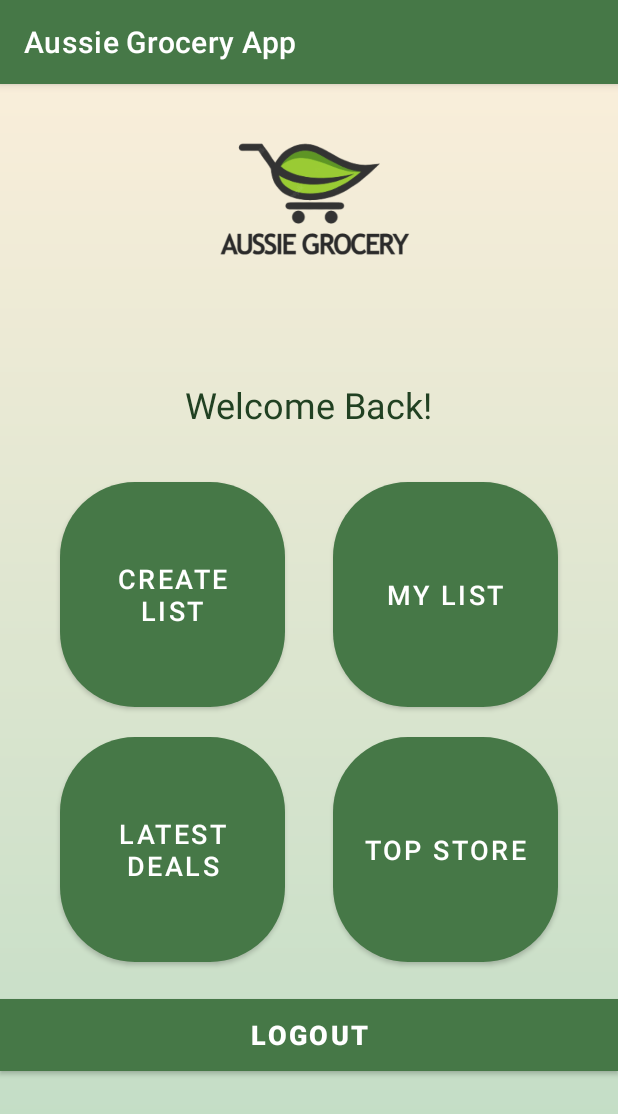
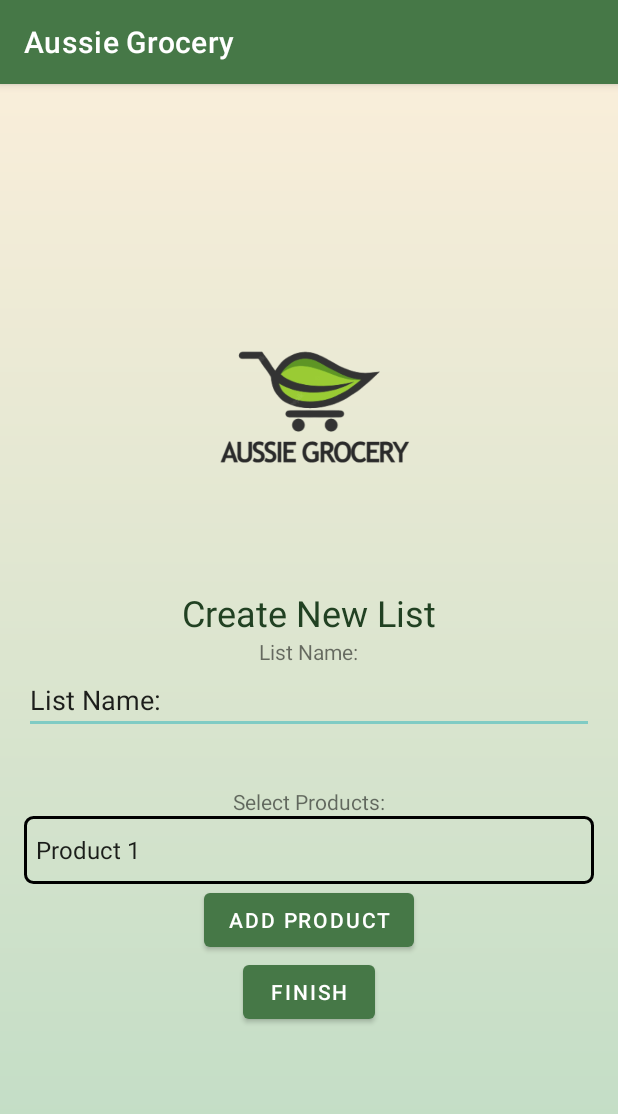
Before and after one commit to shyalan/AussieGroceryApp, an Android app: the HomeActivity screen opened directly, with no data from a screen before it, after a tap on "CREATE LIST", on a phone screen of 412 x 824 dp. Shown: the top 1114 px of the screen. Run offline under Robolectric (Android 15) with nearby library versions, the phone set to English and light mode, and no system bars; our stand-ins replace Firebase (no records; nobody signed in at launch, a user with empty details on screens opened directly).

Commit message:
-Updated Spinner - Updated String - String bOrders - Created the list screen

```diff
--- a/app/src/main/AndroidManifest.xml
+++ b/app/src/main/AndroidManifest.xml
@@ -37,6 +37,10 @@
             android:name=".HomeActivity">
         </activity>
 
+        <activity
+            android:name=".CreatedListActivity">
+        </activity>
+
     </application>
 
 </manifest>
--- /dev/null
+++ b/app/src/main/java/com/example/aussiegroceryapp/CreatedListActivity.java
@@ -0,0 +1,67 @@
+package com.example.aussiegroceryapp;
+
+import android.os.Bundle;
+import android.view.View;
+import android.widget.ArrayAdapter;
+import android.widget.Button;
+import android.widget.EditText;
+import android.widget.ListView;
+import android.widget.Spinner;
+import android.widget.TextView;
+
+import androidx.appcompat.app.AppCompatActivity;
+
+import java.util.ArrayList;
+
+public class CreatedListActivity extends AppCompatActivity {
+
+    private EditText listNameEditText;
+    private Spinner productSpinner;
+    private ListView selectedProductsListView;
+    private ArrayAdapter<String> selectedProductsAdapter;
+
+    @Override
+    protected void onCreate(Bundle savedInstanceState) {
+        super.onCreate(savedInstanceState);
+        setContentView(R.layout.activity_created_list);
+
+        // Get references to UI elements
+        listNameEditText = findViewById(R.id.list_name_edit_text);
+        productSpinner = findViewById(R.id.product_spinner);
+        selectedProductsListView = findViewById(R.id.selected_products_listview);
+        selectedProductsAdapter = new ArrayAdapter<>(this, android.R.layout.simple_list_item_1, new ArrayList<String>());
+        selectedProductsListView.setAdapter(selectedProductsAdapter);
+
+        // Set up spinner
+        ArrayAdapter<CharSequence> productAdapter = ArrayAdapter.createFromResource(this, R.array.product_array, android.R.layout.simple_spinner_item);
+        productAdapter.setDropDownViewResource(android.R.layout.simple_spinner_dropdown_item);
+        productSpinner.setAdapter(productAdapter);
+
+        // Set up buttons
+        Button addProductButton = findViewById(R.id.add_product_button);
+        addProductButton.setOnClickListener(new View.OnClickListener() {
+            @Override
+            public void onClick(View v) {
+                String selectedProduct = (String) productSpinner.getSelectedItem();
+                selectedProductsAdapter.add(selectedProduct);
+                selectedProductsAdapter.notifyDataSetChanged();
+            }
+        });
+
+        Button finishButton = findViewById(R.id.finish_button);
+        finishButton.setOnClickListener(new View.OnClickListener() {
+            @Override
+            public void onClick(View v) {
+                // Do something with selected products
+            }
+        });
+
+        // Set up text views
+        TextView welcomeTextView = findViewById(R.id.welcome_text_view);
+        welcomeTextView.setText(R.string.create_list_title);
+
+        TextView listNameLabelTextView = findViewById(R.id.list_name_edit_text);
+        listNameLabelTextView.setText(R.string.list_name_label);
+
+    }
+}
--- a/app/src/main/java/com/example/aussiegroceryapp/HomeActivity.java
+++ b/app/src/main/java/com/example/aussiegroceryapp/HomeActivity.java
@@ -33,7 +33,8 @@ public class HomeActivity extends AppCompatActivity {
         createListButton.setOnClickListener(new View.OnClickListener() {
             @Override
             public void onClick(View v) {
-                // Code to be executed when create list button is clicked
+                Intent intent = new Intent(HomeActivity.this, CreatedListActivity.class);
+                startActivity(intent);
             }
         });
 
--- /dev/null
+++ b/app/src/main/res/drawable/spinner_outline.xml
@@ -0,0 +1,7 @@
+<shape xmlns:android="http://schemas.android.com/apk/res/android"
+    android:shape="rectangle">
+    <stroke
+        android:width="2dp"
+        android:color="#000000" />
+    <corners android:radius="5dp" />
+</shape>
--- /dev/null
+++ b/app/src/main/res/layout/activity_created_list.xml
@@ -0,0 +1,75 @@
+<?xml version="1.0" encoding="utf-8"?>
+<LinearLayout
+    android:layout_width="match_parent"
+    android:layout_height="match_parent"
+    android:orientation="vertical"
+    android:padding="16dp"
+    xmlns:android="http://schemas.android.com/apk/res/android"
+    android:background="@drawable/background_gradient"
+    android:gravity="center">
+
+    <!-- App logo -->
+
+    <!-- Welcome text -->
+
+    <ImageView
+        android:id="@+id/logo_image_view"
+        android:layout_width="181dp"
+        android:layout_height="197dp"
+        android:src="@drawable/logo" />
+
+    <TextView
+        android:id="@+id/welcome_text_view"
+        android:layout_width="wrap_content"
+        android:layout_height="wrap_content"
+        android:text="Create List"
+        android:textColor="@color/purple_700"
+        android:textSize="24sp"
+        android:layout_below="@id/logo_image_view"
+        android:layout_centerHorizontal="true"
+        android:layout_marginTop="0dp" />
+
+    <TextView
+        android:layout_width="wrap_content"
+        android:layout_height="wrap_content"
+        android:text="@string/list_name_label" />
+
+    <EditText
+        android:id="@+id/list_name_edit_text"
+        android:layout_width="match_parent"
+        android:layout_height="wrap_content"
+        android:inputType="text"
+        android:hint="@string/list_name_hint" />
+
+    <TextView
+        android:layout_width="wrap_content"
+        android:layout_height="wrap_content"
+        android:layout_marginTop="35dp"
+        android:text="@string/select_products_label" />
+
+    <Spinner
+        android:id="@+id/product_spinner"
+        android:layout_width="match_parent"
+        android:layout_height="45dp"
+        android:background="@drawable/spinner_outline"
+        android:foreground="?attr/selectableItemBackgroundBorderless"
+        android:prompt="@string/product_prompt" />
+
+    <Button
+        android:id="@+id/add_product_button"
+        android:layout_width="wrap_content"
+        android:layout_height="wrap_content"
+        android:text="@string/add_product_button_text" />
+
+    <Button
+        android:id="@+id/finish_button"
+        android:layout_width="wrap_content"
+        android:layout_height="wrap_content"
+        android:text="@string/finish_button_text" />
+
+    <ListView
+        android:id="@+id/selected_products_listview"
+        android:layout_width="match_parent"
+        android:layout_height="wrap_content" />
+
+</LinearLayout>
--- a/app/src/main/res/values/strings.xml
+++ b/app/src/main/res/values/strings.xml
@@ -1,3 +1,22 @@
+<?xml version="1.0" encoding="utf-8"?>
 <resources>
-    <string name="app_name">Aussie Grocery App</string>
+    <string name="list_name_hint">Enter list name</string>
+    <string name="product_prompt">Select a product</string>
+    <string name="add_product_button_text">Add Product</string>
+    <string name="finish_button_text">Finish</string>
+    <string name="app_name">Aussie Grocery</string>
+    <string name="welcome_message">Welcome to My App!</string>
+    <string name="button_label">Click me!</string>
+    <string name="menu_item">Settings</string>
+    <string-array name="product_array">
+        <item>Product 1</item>
+        <item>Product 2</item>
+        <item>Product 3</item>
+        <item>Product 4</item>
+    </string-array>
+    <string name="create_list_title">Create New List</string>
+    <string name="list_name_label">List Name:</string>
+    <string name="select_products_label">Select Products:</string>
+
+
 </resources>
```
